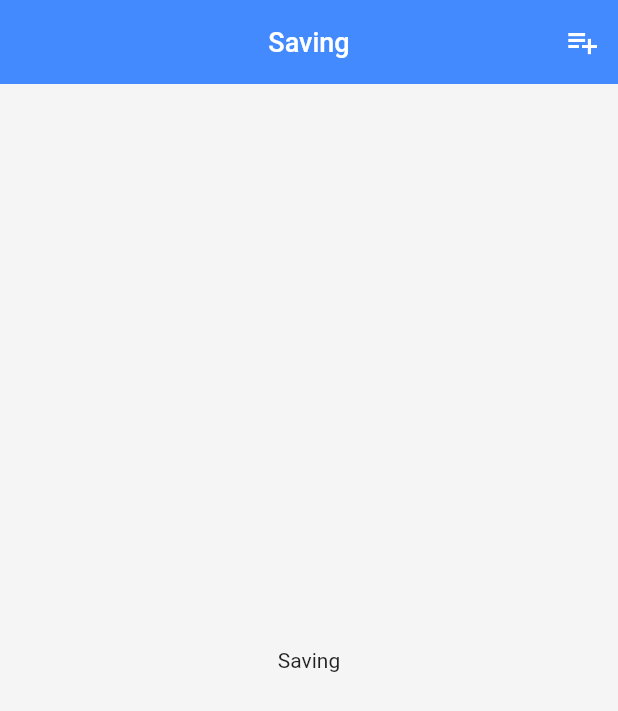
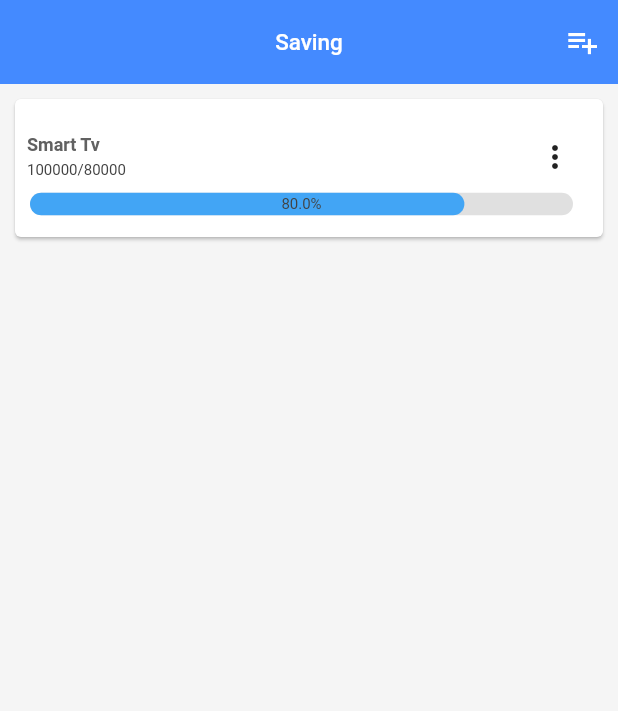
Before and after one commit to louisfbarry/personal_finance, a Flutter app: the Saving screen opened directly, on a phone screen of 412 x 824 dp. Shown: the top 711 px of the screen. Run offline on Flutter 3.47's test engine with Material 2 defaults, Android fonts, the phone set to English and light mode, and no system bars; drawn by our look-alikes of percent_indicator; our stand-ins replace firebase_auth, firebase_core, form_field_validator, pie_chart, shared_preferences; accounts and stored records are empty.

Commit message:
adding saving screen

```diff
--- a/lib/main.dart
+++ b/lib/main.dart
@@ -5,6 +5,8 @@ import 'package:finance/screens/leadingpage.dart';
 import 'package:finance/screens/login.dart';
 import 'package:finance/screens/register.dart';
 import 'package:finance/screens/resetPw.dart';
+import 'package:finance/screens/saving_details.dart';
+import 'package:finance/screens/saving_history.dart';
 import 'package:finance/screens/savingadding.dart';
 import 'package:flutter/material.dart';
 import 'package:firebase_core/firebase_core.dart';
@@ -52,7 +54,9 @@ class MyApp extends StatelessWidget {
         '/main': (context) => const Mainpage(),
         '/changepassword': (context) => const ChangePw(),
         '/income': (context) => const IncomePage(),
-        '/savingadding': (context) => const AddSaving()
+        '/savingadding': (context) => const AddSaving(),
+        '/savingDetails' : (context) => SavingDetails(),
+        '/savingHistory' : (context) => const SavingHistory()
       },
     );
   }
--- a/lib/screens/saving.dart
+++ b/lib/screens/saving.dart
@@ -1,4 +1,5 @@
 import 'package:flutter/material.dart';
+import 'package:percent_indicator/percent_indicator.dart';
 
 class Saving extends StatefulWidget {
   const Saving({Key? key}) : super(key: key);
@@ -15,7 +16,7 @@ class _SavingState extends State<Saving> {
         centerTitle: true,
         title: const Text(
           "Saving",
-          style: TextStyle(fontSize: 18),
+          style: TextStyle(fontSize: 15),
         ),
         actions: [
           IconButton(
@@ -29,7 +30,113 @@ class _SavingState extends State<Saving> {
         elevation: 0.0,
         backgroundColor: Colors.blueAccent,
       ),
-      body: const Center(child: Text("Saving")),
+      body: ListView.builder(
+        itemCount: 1,
+        itemBuilder: (context, index) {
+          return SavingCard();
+        },
+      ),
     );
   }
 }
+
+class SavingCard extends StatelessWidget {
+  const SavingCard({Key? key}) : super(key: key);
+
+  void onSelected(BuildContext context, int item) {
+    switch (item) {
+      case 0:
+        print("Clicked edit");
+        break;
+      case 1:
+        print("Clicked delete");
+        break;
+    }
+  }
+
+  @override
+  Widget build(BuildContext context) {
+    return GestureDetector(
+      onTap: () {
+        Navigator.pushNamed(context, "/savingDetails");
+      },
+      child: Padding(
+        padding: const EdgeInsets.all(6.0),
+        child: SizedBox(
+          width: MediaQuery.of(context).size.width,
+          height: 100,
+          child: Card(
+            child: Column(
+              mainAxisAlignment: MainAxisAlignment.center,
+              crossAxisAlignment: CrossAxisAlignment.start,
+              children: [
+                Padding(
+                  padding: const EdgeInsets.symmetric(horizontal: 8),
+                  child: Row(
+                    mainAxisAlignment: MainAxisAlignment.spaceBetween,
+                    children: [
+                      Column(
+                        crossAxisAlignment: CrossAxisAlignment.start,
+                        children: [
+                          Text(
+                            "Smart Tv",
+                            style: TextStyle(
+                                fontSize: 12,
+                                color: Colors.grey[700],
+                                fontWeight: FontWeight.w600),
+                          ),
+                          const SizedBox(
+                            height: 4,
+                          ),
+                          Text(
+                            "100000/80000",
+                            style: TextStyle(
+                                fontSize: 10,
+                                color: Colors.grey[800],
+                                fontWeight: FontWeight.w400),
+                          )
+                        ],
+                      ),
+                      // Icon(Icons.more_vert)
+                      // IconButton(onPressed: (){
+
+                      // }, icon: const Icon(Icons.more_vert, size: 20,))
+                      PopupMenuButton<int>(
+                        shape: RoundedRectangleBorder(
+                          borderRadius: BorderRadius.circular(8)
+                        ),
+                          onSelected: (item) => onSelected(context, item),
+                          itemBuilder: (context) => [
+                                PopupMenuItem<int>(
+                                    value: 0, child: Text("Edit", style: TextStyle(fontSize: 12, fontWeight: FontWeight.w500),)),
+                                PopupMenuItem<int>(
+                                    value: 1, child: Text("Delete", style: TextStyle(fontSize: 12, fontWeight: FontWeight.w500),)),
+                              ],
+                              // child: Icon(Icons.more_vert),
+                              ),
+                    ],
+                  ),
+                ),
+                LinearPercentIndicator(
+                  // restartAnimation: true,
+                  width: MediaQuery.of(context).size.width - 30,
+                  animation: true,
+                  animationDuration: 1000,
+                  lineHeight: 15,
+                  percent: 0.8,
+                  center: Text(
+                    "80.0%",
+                    style: TextStyle(color: Colors.grey[800], fontSize: 10),
+                  ),
+                  barRadius: const Radius.circular(16),
+                  progressColor: Colors.blue[400],
+                  backgroundColor: Colors.grey[300],
+                )
+              ],
+            ),
+          ),
+        ),
+      ),
+    );
+  }
+}
--- a/lib/screens/savingadding.dart
+++ b/lib/screens/savingadding.dart
@@ -22,7 +22,7 @@ class _AddSavingState extends State<AddSaving> {
           title: const Text(
             "Add Target",
             style: TextStyle(
-              fontSize: 18,
+              fontSize: 15,
             ),
           ),
           centerTitle: true,
--- a/pubspec.yaml
+++ b/pubspec.yaml
@@ -39,6 +39,7 @@ dependencies:
   shared_preferences: ^2.0.15
   form_field_validator: ^1.1.0
   pie_chart: ^5.3.2
+  percent_indicator: ^4.2.2
 
 dev_dependencies:
   flutter_test:
```
Also changed, not shown: lib/screens/dashboard.dart (+6 -6 lines), lib/screens/home.dart (+14 -5 lines), lib/screens/saving_details.dart (added, +197 -0 lines), lib/screens/saving_history.dart (added, +60 -0 lines), pubspec.lock.
